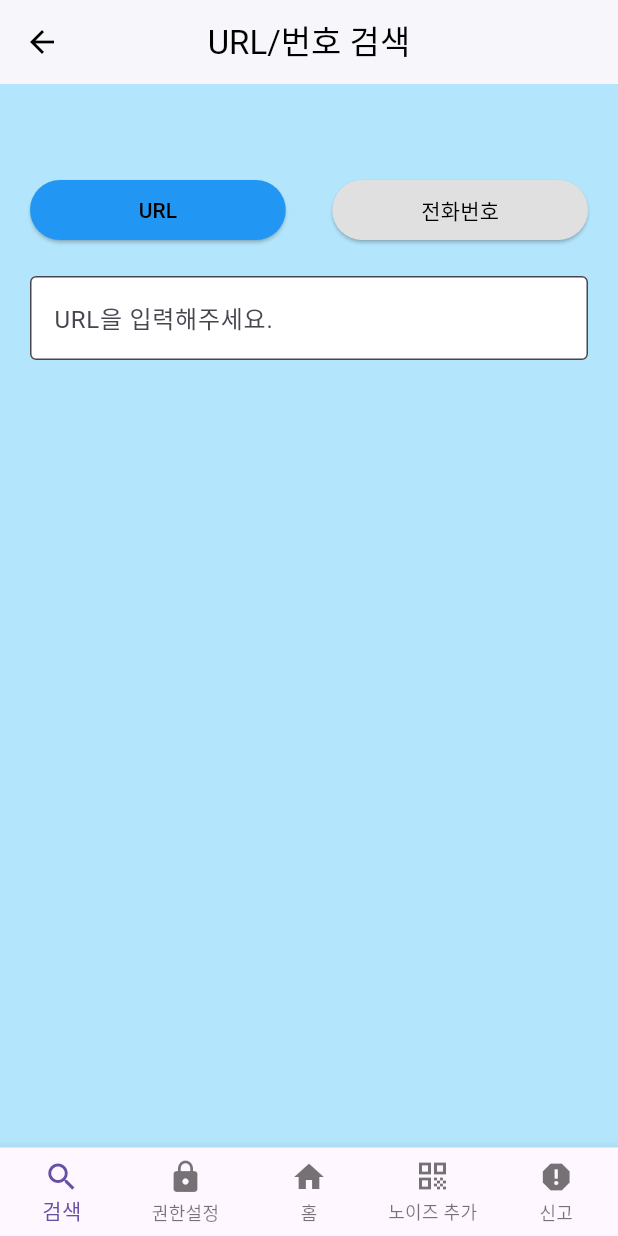
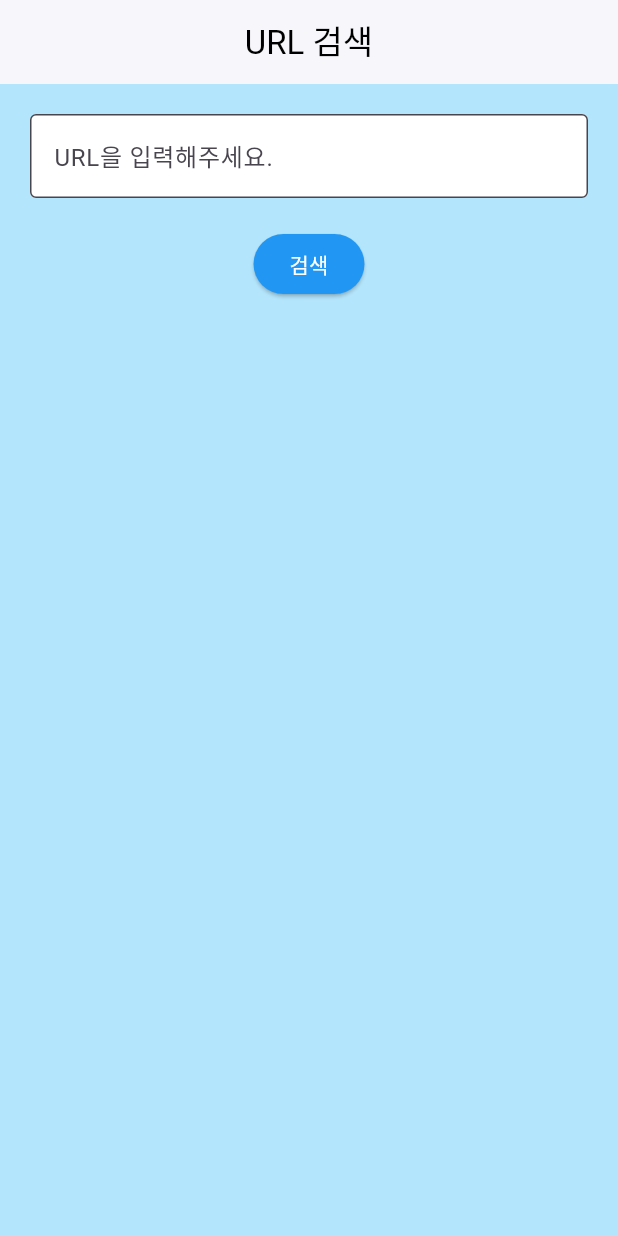
Before and after one commit to SSS-PROJECT-TEAM-9-GDG/FE, a Flutter app: the screen it shows after launch, on a phone screen of 412 x 824 dp. Run offline on Flutter 3.47's test engine with Material 3 defaults, Android fonts, the phone set to English and light mode, and no system bars.

Commit message:
URL 재검색

```diff
--- a/lib/main.dart
+++ b/lib/main.dart
@@ -9,27 +9,25 @@ class MyApp extends StatelessWidget {
 
   @override
   Widget build(BuildContext context) {
-    return const MaterialApp(
-      debugShowCheckedModeBanner: false,
-      home: URLPhoneSearchScreen(),
+    return MaterialApp(
+      home: const URLSearchScreen(),
     );
   }
 }
 
-class URLPhoneSearchScreen extends StatefulWidget {
-  const URLPhoneSearchScreen({super.key});
+class URLSearchScreen extends StatefulWidget {
+  const URLSearchScreen({super.key});
 
   @override
-  State<URLPhoneSearchScreen> createState() => _URLPhoneSearchScreenState();
+  State<URLSearchScreen> createState() => _URLSearchScreenState();
 }
 
-class _URLPhoneSearchScreenState extends State<URLPhoneSearchScreen> {
+class _URLSearchScreenState extends State<URLSearchScreen> {
   final TextEditingController _controller = TextEditingController();
   String? _errorText;
-  bool isURLMode = true;
   bool isValid = false;
 
-  //URL 유효성 검사 함수
+  // URL 유효성 검사 함수
   bool isValidURL(String url) {
     final RegExp urlPattern = RegExp(
       r'^(https?|ftp):\/\/[^\s/$.?#].[^\s]*$',
@@ -38,20 +36,19 @@ class _URLPhoneSearchScreenState extends State<URLPhoneSearchScreen> {
     return urlPattern.hasMatch(url);
   }
 
-  //전화번호 유효성 검사 (02 → 10자리, 010/011 → 11자리)
-  bool isValidPhoneNumber(String phone) {
-    final RegExp seoulPhonePattern = RegExp(r'^02\d{8}$'); // 02 + 8자리
-    final RegExp mobilePhonePattern = RegExp(r'^(010|011)\d{8}$'); // 010 or 011 + 8자리
-
-    return seoulPhonePattern.hasMatch(phone) || mobilePhonePattern.hasMatch(phone);
-  }
-
-  //입력 필드 초기화 함수
-  void resetState() {
+  void validateURL() {
     setState(() {
-      _controller.clear();
-      _errorText = null;
-      isValid = false;
+      String input = _controller.text.trim();
+      if (input.isEmpty) {
+        _errorText = "URL을 입력해주세요.";
+        isValid = false;
+      } else if (!isValidURL(input)) {
+        _errorText = "URL을 정확하게 입력해주세요.";
+        isValid = false;
+      } else {
+        _errorText = null;
+        isValid = true;
+      }
     });
   }
 
@@ -60,85 +57,42 @@ class _URLPhoneSearchScreenState extends State<URLPhoneSearchScreen> {
     return Scaffold(
       backgroundColor: Colors.lightBlue[100],
       appBar: AppBar(
-        title: const Text("URL/번호 검색"),
+        title: const Text("URL 검색"),
         centerTitle: true,
         backgroundColor: Colors.white,
         foregroundColor: Colors.black,
         elevation: 1,
-        leading: IconButton(
-          icon: const Icon(Icons.arrow_back),
-          onPressed: () {
-            Navigator.pop(context); // 뒤로 가기 기능 추가
-          },
-        ),
       ),
       body: Padding(
         padding: const EdgeInsets.all(20.0),
         child: Column(
           children: [
-            const SizedBox(height: 40), //버튼 위쪽 여백
-            Row(
-              mainAxisAlignment: MainAxisAlignment.spaceBetween,
-              children: [
-                Expanded(
-                  child: ElevatedButton(
-                    onPressed: () {
-                      setState(() {
-                        isURLMode = true;
-                        resetState();
-                      });
-                    },
-                    style: ElevatedButton.styleFrom(
-                      backgroundColor: isURLMode ? Colors.blue : Colors.grey[300],
-                    ),
-                    child: const Text("URL", style: TextStyle(color: Colors.black)),
-                  ),
-                ),
-                const SizedBox(width: 31), //버튼 사이 여백
-                Expanded(
-                  child: ElevatedButton(
-                    onPressed: () {
-                      setState(() {
-                        isURLMode = false;
-                        resetState();
-                      });
-                    },
-                    style: ElevatedButton.styleFrom(
-                      backgroundColor: !isURLMode ? Colors.blue : Colors.grey[300],
-                    ),
-                    child: const Text("전화번호", style: TextStyle(color: Colors.black)),
-                  ),
-                ),
-              ],
-            ),
-            const SizedBox(height: 20),
             TextField(
               controller: _controller,
-              keyboardType: isURLMode ? TextInputType.url : TextInputType.phone,
+              keyboardType: TextInputType.url,
               decoration: InputDecoration(
-                labelText: isURLMode ? "URL을 입력해주세요." : "전화번호를 입력해주세요.",
+                labelText: "URL을 입력해주세요.",
                 border: const OutlineInputBorder(),
                 errorText: _errorText,
                 filled: true,
                 fillColor: Colors.white,
               ),
+              // 재입력시 기존 검색 결과를 초기화 (URL 재검색)
               onChanged: (value) {
                 setState(() {
-                  if (value.isEmpty) {
-                    _errorText = null;
-                    isValid = false;
-                  } else if (isURLMode && !isValidURL(value)) {
-                    _errorText = "URL을 정확하게 입력해주세요.";
-                    isValid = false;
-                  } else if (!isURLMode && !isValidPhoneNumber(value)) {
-                    _errorText = "전화번호를 정확하게 입력해주세요.";
-                    isValid = false;
-                  } else {
-                    _errorText = null;
-                    isValid = true;
-                  }
+                  isValid = false;
+                  _errorText = null;
                 });
               },
+              onSubmitted: (value) => validateURL(),
+            ),
+            const SizedBox(height: 20),
+            ElevatedButton(
+              onPressed: validateURL,
+              style: ElevatedButton.styleFrom(
+                backgroundColor: Colors.blue,
+              ),
+              child: const Text("검색", style: TextStyle(color: Colors.white)),
             ),
             if (isValid) ...[
               const SizedBox(height: 20),
@@ -147,7 +101,7 @@ class _URLPhoneSearchScreenState extends State<URLPhoneSearchScreen> {
                 decoration: BoxDecoration(
                   color: Colors.white,
                   borderRadius: BorderRadius.circular(15),
-                  boxShadow: [
+                  boxShadow: const [
                     BoxShadow(
                       color: Colors.black26,
                       blurRadius: 10,
@@ -156,34 +110,12 @@ class _URLPhoneSearchScreenState extends State<URLPhoneSearchScreen> {
                   ],
                 ),
                 child: Column(
-                  children: [
-                    /// 이미지 추가
-                    Image.asset(
-                      isURLMode ? "assets/images/character.png" : "assets/images/character.png",
-                      height: 80,
-                      errorBuilder: (context, error, stackTrace) => const Icon(Icons.error, size: 80, color: Colors.red),
-                    ),
-                    const SizedBox(height: 10),
-
-                    // 텍스트
-                    Row(
-                      mainAxisAlignment: MainAxisAlignment.center,
-                      children: [
-                        const Icon(Icons.check_box, color: Colors.green),
-                        const SizedBox(width: 5),
-                        Text(
-                          isURLMode ? "안심할 수 있는 URL이에요!" : "안심할 수 있는 번호입니다!",
-                          style: const TextStyle(fontSize: 18, fontWeight: FontWeight.bold),
-                        ),
-                      ],
-                    ),
-                    const SizedBox(height: 5),
+                  children: const [
+                    Icon(Icons.check_circle, color: Colors.green, size: 50),
+                    SizedBox(height: 10),
                     Text(
-                      isURLMode
-                          ? "~~~~한 URL이에요.\n안심하고 접속할 수 있어요."
-                          : "최근 3개월 내에\n3건 이상 접수된 민원이 없어요.",
-                      textAlign: TextAlign.center,
-                      style: const TextStyle(fontSize: 14, color: Colors.black54),
+                      "안전한 URL입니다!",
+                      style: TextStyle(fontSize: 18, fontWeight: FontWeight.bold),
                     ),
                   ],
                 ),
@@ -192,16 +124,6 @@ class _URLPhoneSearchScreenState extends State<URLPhoneSearchScreen> {
           ],
         ),
       ),
-      bottomNavigationBar: BottomNavigationBar(
-        type: BottomNavigationBarType.fixed,
-        items: const [
-          BottomNavigationBarItem(icon: Icon(Icons.search), label: "검색"),
-          BottomNavigationBarItem(icon: Icon(Icons.lock), label: "권한설정"),
-          BottomNavigationBarItem(icon: Icon(Icons.home), label: "홈"),
-          BottomNavigationBarItem(icon: Icon(Icons.qr_code), label: "노이즈 추가"),
-          BottomNavigationBarItem(icon: Icon(Icons.report), label: "신고"),
-        ],
-      ),
     );
   }
 }
```
